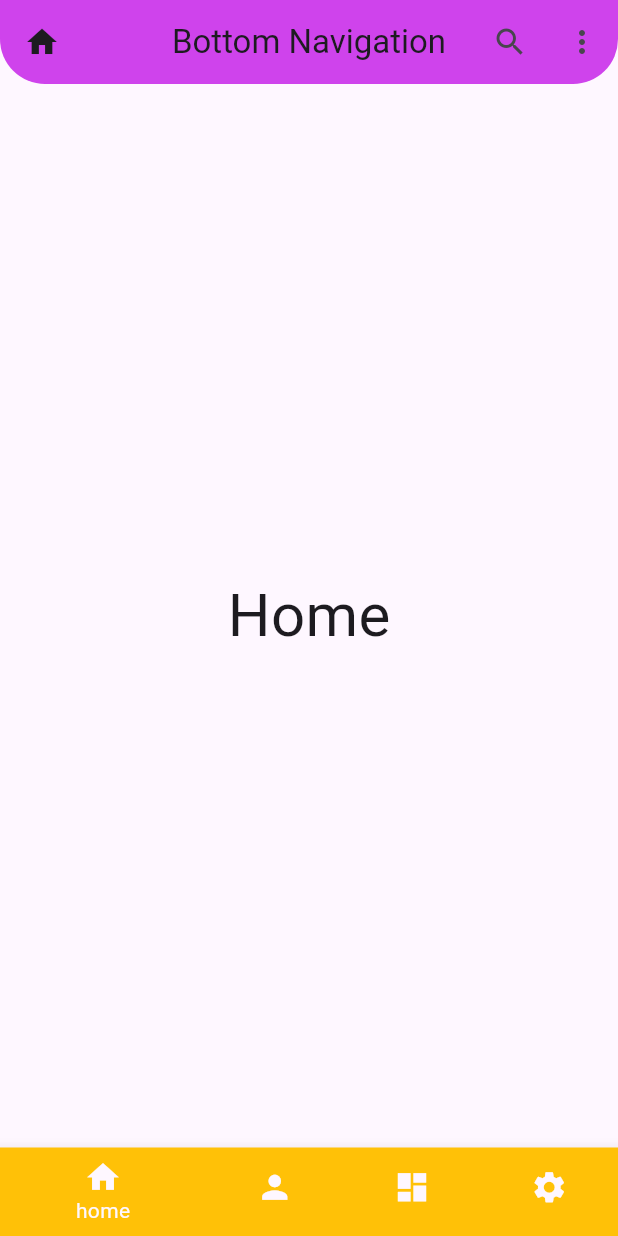
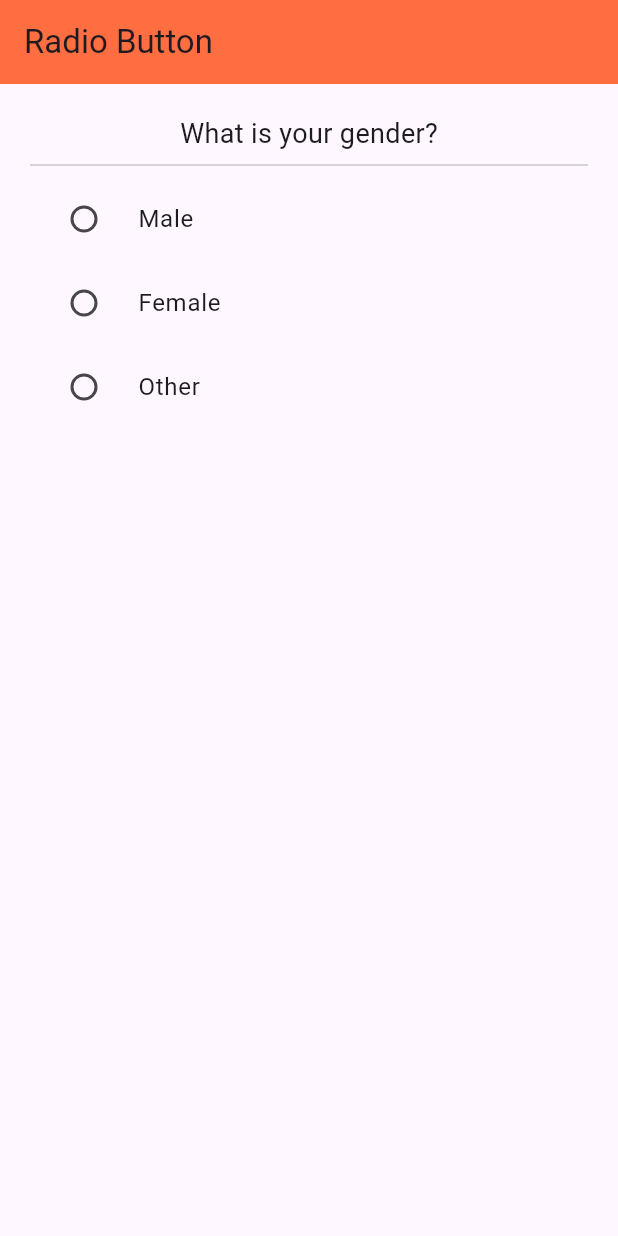
Before and after one commit to Udith-Madhav/Mini-Works, a Flutter app: the screen it shows after launch, on a phone screen of 412 x 824 dp. Run offline on Flutter 3.47's test engine with Material 3 defaults, Android fonts, the phone set to English and light mode, and no system bars.

Commit message:
29/02/2024

```diff
--- a/lib/main.dart
+++ b/lib/main.dart
@@ -1,5 +1,6 @@
 import 'package:flutter/material.dart';
 import 'package:flutter_application_2/bottom_navigation.dart';
+import 'package:flutter_application_2/radio_button.dart';
 import 'package:flutter_application_2/validation.dart';
 
 void main() {
@@ -19,7 +20,7 @@ class MyApp extends StatelessWidget {
         colorScheme: ColorScheme.fromSeed(seedColor: Colors.deepPurple),
         useMaterial3: true,
       ),
-      home: const Navbottom() ,
+      home: const NewRadio() ,
     );
   }
 }
--- /dev/null
+++ b/lib/radio_button.dart
@@ -0,0 +1,68 @@
+import 'package:flutter/material.dart';
+
+class NewRadio extends StatefulWidget {
+  const NewRadio({super.key});
+
+  @override
+  State<NewRadio> createState() => _NewRadioState();
+}
+
+class _NewRadioState extends State<NewRadio> {
+  String? gender;
+  @override
+  Widget build(BuildContext context) {
+    return Scaffold(
+      appBar: AppBar(
+        title: Text("Radio Button"),
+        backgroundColor: Colors.deepOrangeAccent,
+      ),
+
+      body: Container(
+        padding: EdgeInsets.all(20),
+        child: Column(
+          children: [
+            Text("What is your gender?",
+            style: TextStyle(
+              fontSize: 18,
+            ),),
+
+            Divider(),
+
+            RadioListTile(
+              title: Text("Male"),
+              value: "male",
+              groupValue: gender,
+              onChanged:(value){
+                setState(() {
+                  gender = value.toString();
+                });
+              }
+            ),
+
+            RadioListTile(
+              title: Text("Female"),
+              value: "female",
+              groupValue: gender,
+              onChanged:(value){
+                setState(() {
+                  gender = value.toString();
+                });
+              }
+            ),
+
+            RadioListTile(
+              title: Text("Other"),
+              value: "other",
+              groupValue: gender,
+              onChanged:(value){
+                setState(() {
+                  gender = value.toString();
+                });
+              }
+            ),
+          ]),
+      ),
+
+    );
+  }
+}
```
